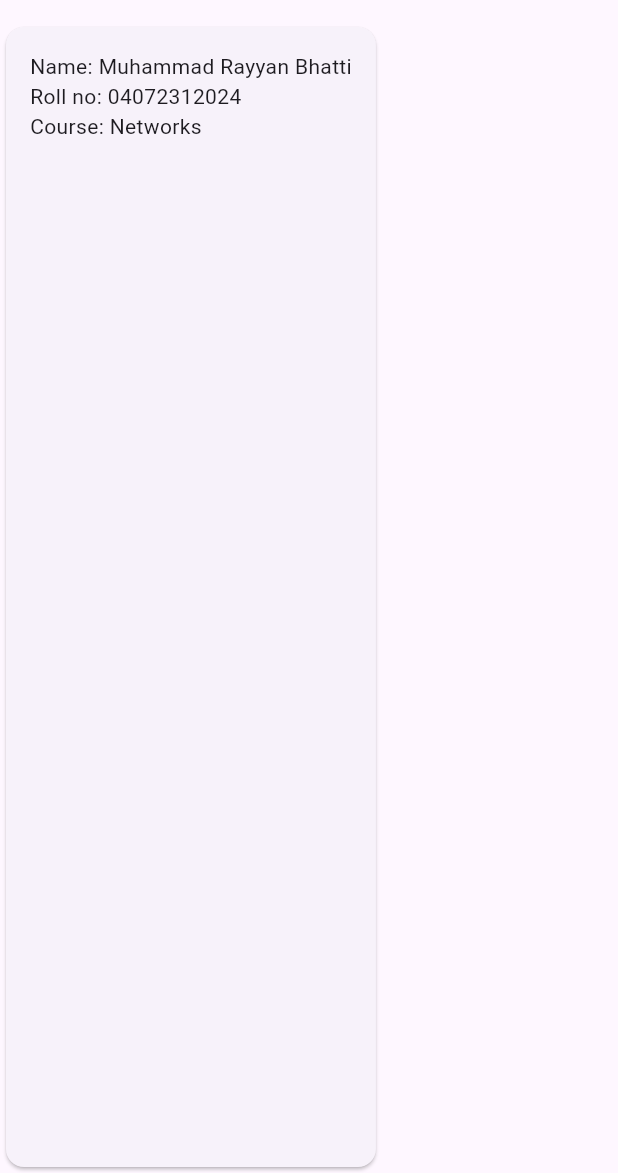
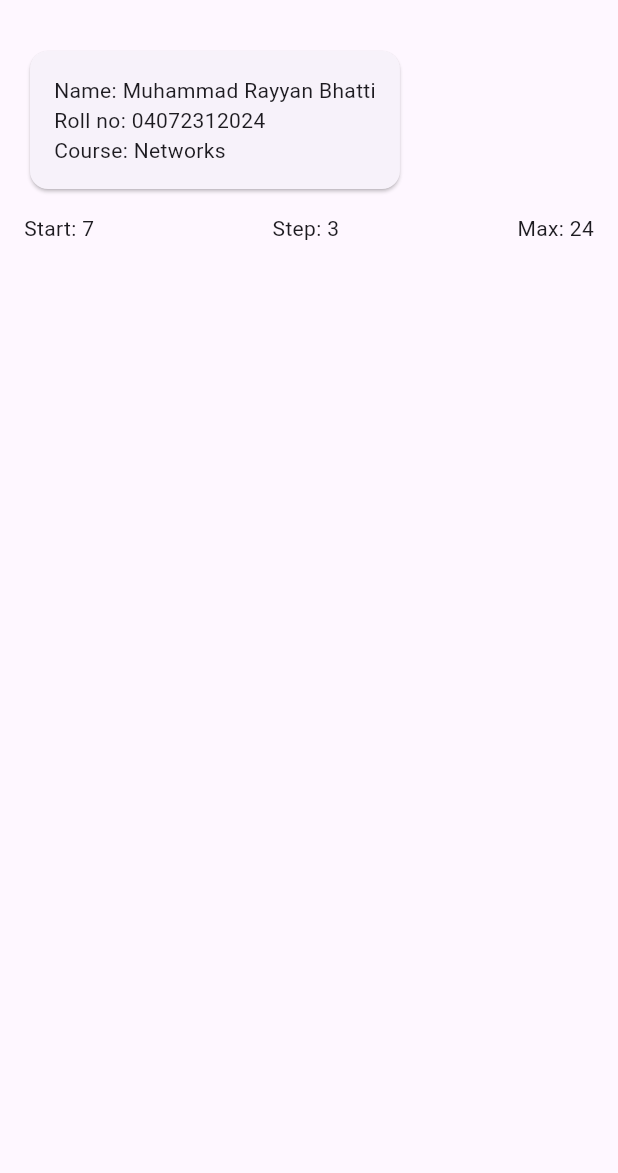
Before and after one commit to Calipha-Rayyan/Mobile-Application-Development, a Flutter app: the screen it shows after launch, on a phone screen of 412 x 824 dp, the part 63-1236 px from its top. Run offline on Flutter 3.47's test engine with Material 3 defaults, Android fonts, the phone set to English and light mode, and no system bars.

Commit message:
Flutter lab: step 3

```diff
--- a/flutter_lab/lib/main.dart
+++ b/flutter_lab/lib/main.dart
@@ -52,11 +52,38 @@ class HomePage extends StatelessWidget {
       appBar: AppBar(
         title: Text('Study Tracker: $course'),
       ),
-      body: StudentCard(
+      body: SingleChildScrollView(
+  padding: const EdgeInsets.all(16),
+  child: Column(
+    crossAxisAlignment: CrossAxisAlignment.start,
+    children: [
+      StudentCard(
         name: studentName,
         roll: rollNo,
         course: course,
       ),
+      const SizedBox(height: 12),
+
+      Row(
+        mainAxisAlignment: MainAxisAlignment.spaceBetween,
+        children: [
+          Text(
+            'Start: $startCount',
+            key: const Key('info-start'),
+          ),
+          Text(
+            'Step: $stepSize',
+            key: const Key('info-step'),
+          ),
+          Text(
+            'Max: $maxCount',
+            key: const Key('info-max'),
+          ),
+        ],
+      ),
+    ],
+  ),
+),
     );
   }
 }
```
